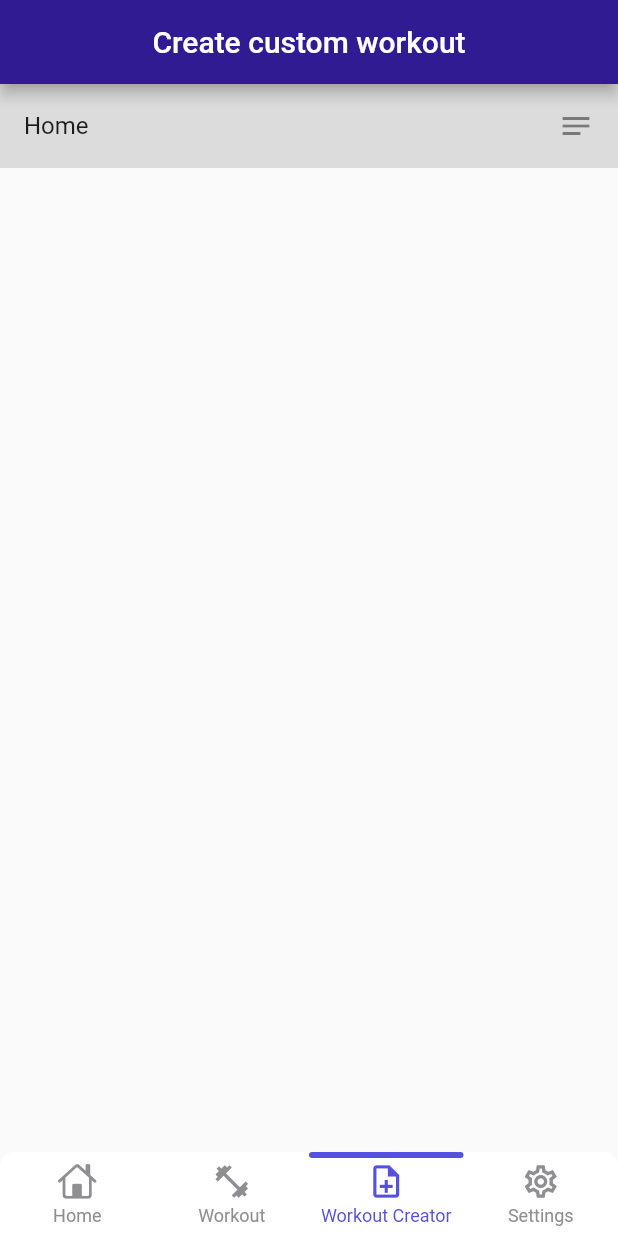
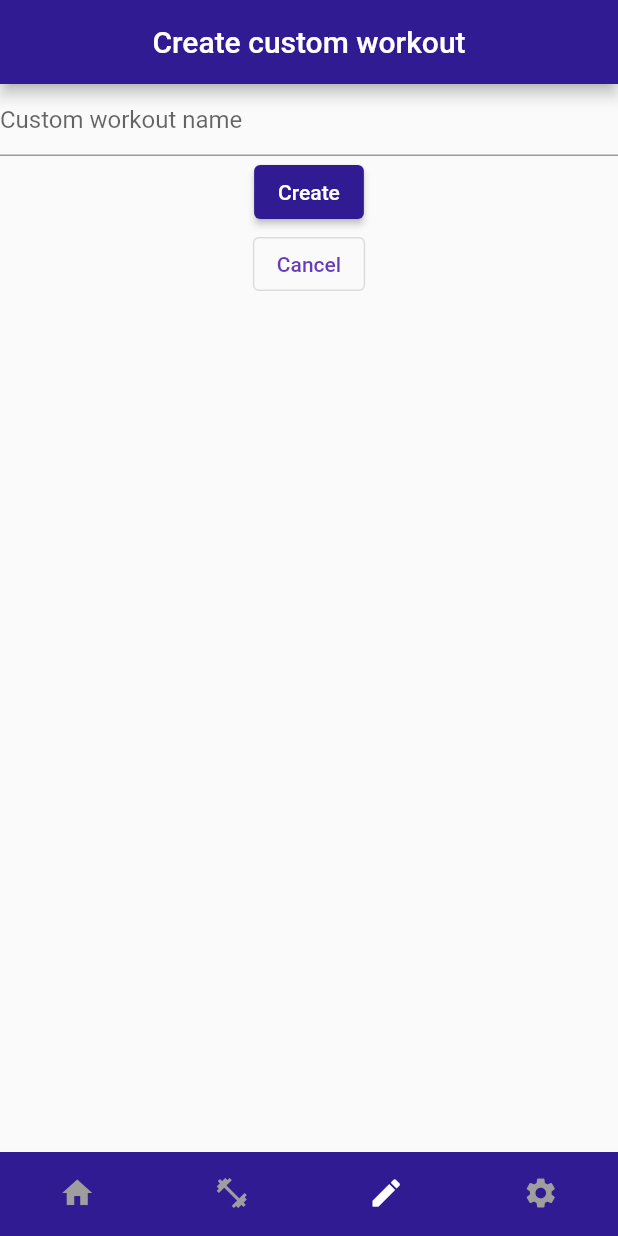
Before and after one commit to dolienn/body_optimizer, a Flutter app: the screen it shows after launch, item 3 of the bottom bar chosen, on a phone screen of 412 x 824 dp. Run offline on Flutter 3.47's test engine with Material 2 defaults, Android fonts, the phone set to English and light mode, and no system bars; drawn by our look-alikes of persistent_bottom_nav_bar; our stand-ins replace dropdown_button2, google_fonts, lottie, video_player.

Commit message:
form list view usuwanie const w main page etc

```diff
--- a/lib/screens/mainpage.dart
+++ b/lib/screens/mainpage.dart
@@ -2,9 +2,7 @@ import 'package:body_optimizer/screens/homepage.dart';
 import 'package:body_optimizer/screens/settings.dart';
 import 'package:body_optimizer/screens/workout.dart';
 import 'package:body_optimizer/screens/workoutcreator.dart';
-import 'package:flutter/cupertino.dart';
 import 'package:flutter/material.dart';
-import 'package:persistent_bottom_nav_bar/persistent_tab_view.dart';
 
 class MainPage extends StatefulWidget {
   const MainPage({Key? key}) : super(key: key);
@@ -13,84 +11,41 @@ class MainPage extends StatefulWidget {
   State<MainPage> createState() => _MainPageState();
 }
 
-
 class _MainPageState extends State<MainPage> {
-  final PersistentTabController _controller =
-      PersistentTabController(initialIndex: 0);
-
-  List<Widget> _buildScreens() {
-    return [
-      const MyHomePage(),
-      const Workout(),
-      const WorkoutCreator(),
-      const Settings(),
-    ];
-  }
-
-  List<PersistentBottomNavBarItem> _navBarsItems() {
-    return [
-      PersistentBottomNavBarItem(
-        icon: const Icon(CupertinoIcons.home),
-        title: ("Home"),
-        activeColorPrimary: PublicVariables().activeColor,
-        inactiveColorPrimary: CupertinoColors.systemGrey,
-      ),
-      PersistentBottomNavBarItem(
-        icon: const Icon(Icons.fitness_center_outlined),
-        title: ("Workout"),
-        activeColorPrimary: PublicVariables().activeColor,
-        inactiveColorPrimary: CupertinoColors.systemGrey,
-      ),
-      PersistentBottomNavBarItem(
-        icon: const Icon(Icons.note_add_outlined),
-        title: ("Workout Creator"),
-        activeColorPrimary: PublicVariables().activeColor,
-        inactiveColorPrimary: CupertinoColors.systemGrey,
-      ),
-      PersistentBottomNavBarItem(
-        icon: const Icon(Icons.settings_outlined),
-        title: ("Settings"),
-        activeColorPrimary: PublicVariables().activeColor,
-        inactiveColorPrimary: CupertinoColors.systemGrey,
-      ),
-    ];
+  int currentIndex = 0;
+  List pages = [const MyHomePage(), const Workout(), WorkoutCreator(), const Settings()];
+  void onTap(int index) {
+    setState(() {
+      currentIndex = index;
+    });
   }
 
   @override
   Widget build(BuildContext context) {
     return Scaffold(
-      body: PersistentTabView(
-        context,
-        controller: _controller,
-        screens: _buildScreens(),
-        items: _navBarsItems(),
-        confineInSafeArea: true,
-        backgroundColor: Colors.white, // Default is Colors.white.
-        handleAndroidBackButtonPress: true, // Default is true.
-        resizeToAvoidBottomInset:
-            true, // This needs to be true if you want to move up the screen when keyboard appears. Default is true.
-        stateManagement: true, // Default is true.
-        hideNavigationBarWhenKeyboardShows:
-            true, // Recommended to set 'resizeToAvoidBottomInset' as true while using this argument. Default is true.
-        decoration: NavBarDecoration(
-          borderRadius: BorderRadius.circular(10.0),
-          colorBehindNavBar: Colors.white,
-        ),
-        popAllScreensOnTapOfSelectedTab: true,
-        popActionScreens: PopActionScreensType.all,
-        itemAnimationProperties: const ItemAnimationProperties(
-          // Navigation Bar's items animation properties.
-          duration: Duration(milliseconds: 200),
-          curve: Curves.ease,
-        ),
-        screenTransitionAnimation: const ScreenTransitionAnimation(
-          // Screen transition animation on change of selected tab.
-          animateTabTransition: true,
-          curve: Curves.ease,
-          duration: Duration(milliseconds: 200),
-        ),
-        navBarStyle:
-            NavBarStyle.style4, // Choose the nav bar style with this property.
+      body: pages[currentIndex],
+      bottomNavigationBar: BottomNavigationBar(
+        selectedFontSize: 0,
+        unselectedFontSize: 0,
+        type: BottomNavigationBarType.fixed,
+        backgroundColor: Colors.deepPurple.shade900,
+        currentIndex: currentIndex,
+        onTap: (index) => setState(() => currentIndex = index),
+        selectedItemColor: Colors.white,
+        unselectedItemColor: Colors.grey,
+        showSelectedLabels: false,
+        showUnselectedLabels: false,
+        elevation: 0,
+        items: const [
+          BottomNavigationBarItem(
+              label: "Home", icon: Icon(Icons.home)),
+          BottomNavigationBarItem(
+              label: "Workout", icon: Icon(Icons.fitness_center)),
+          BottomNavigationBarItem(
+              label: "Workout Creator", icon: Icon(Icons.create)),
+          BottomNavigationBarItem(
+              label: "Settings", icon: Icon(Icons.settings))
+        ],
       ),
     );
   }
--- a/lib/screens/workoutcreator.dart
+++ b/lib/screens/workoutcreator.dart
@@ -1,7 +1,30 @@
+/*
+do zrobienia:
+nazwa cwiczenia
+możliwość dodawania ćwiczeń
+usuwanie ćwiczeń
+wejscie w drugi ekran w ktorym sa kategorie cwiczen
+nastepnie lista cwiczen
+wybieranie cwiczen i wstawiania
+
+
+trudne to bardzo :(
+ */
 import 'package:flutter/material.dart';
 
+class zmienne{
+  var iloscCwiczen = 0; //liczba jest dodawana kiedy uzytkownik dodaje cwiczenia
+  // jest uzywana do tworzenia cwiczen w liscie
+}
+
+//moze tworzyc klase o danych cwicenia ??? class cw nr 1 za pomoca jakiejs pentli a nastepnie var tytul var opis var link do zdj
+
 class WorkoutCreator extends StatelessWidget {
-  const WorkoutCreator({Key? key}) : super(key: key);
+  WorkoutCreator({Key? key}) : super(key: key);
+
+  final _formKey = GlobalKey<FormState>();
+
+
 
   @override
   Widget build(BuildContext context) {
@@ -9,27 +32,65 @@ class WorkoutCreator extends StatelessWidget {
       title: '_title',
       home: Scaffold(
         appBar: AppBar(title: const Text('Create custom workout'), centerTitle: true, backgroundColor: Colors.deepPurple.shade900),
-        body:  Container(
+        body: Column(
+          children: [
+            Form(
+               key: _formKey,
+               child: Column(
+                 children: [
+                   TextFormField(
+                     //jakoś text w tym wyśrodkować
+                     decoration: const InputDecoration(
+                     //icon: Icon(Icons.person),
+                     hintText: 'Custom workout name'
+                   ),
+                     onSaved: (String? value) {
+                       // This optional block of code can be used to run
+                       // code when the user saves the form.
+                     },
+                     //tutaj dać, że nazwa workoutu nie może być pusta (oraz może, że nie może być dłuższa niż x znaków
+                     validator: (String? value) {
+                       return (value != null && value.contains('@')) ? 'Workout name must not be empty!' : null;
+                     },
+                   ),
+                   //ten przycisk dać na sam dół do zapisywania wszystkiego na tej stronie
+                   ElevatedButton(
+                     style: ButtonStyle(
+                       backgroundColor: MaterialStatePropertyAll<Color>(Colors.deepPurple.shade900),
+                     ),
+                     //onPressed: zapisz cały workout
+                     onPressed: () {},
+                     child: const Text('Create'),
+                   ),
+                   //ten przycisk dać obok zamiast pod
+                    OutlinedButton(onPressed: () {}, child: const Text('Cancel', style: TextStyle(color: Colors.deepPurple),)),
+                 ],
+             ),
 
-          child: ListView(
+          //tutaj jakos form dac dla nazwy workoutu
+          /*ListView(
             scrollDirection: Axis.vertical,
             children: <Widget>[
               //tutaj będą dodawane ćwiczenia od klienta
+              //dać jakieś id aby móc dodawać tutaj container list tile?
               Container(
                 width: 150.0,
                 color: Colors.black12,
                 child: Stack(
                   children: <Widget>[
                     ListTile(
-                      title: Text('Home'),
+                      leading: Icon(Icons.recycling), //znalesc kosz
+                      title: Text('Exercise'),
                       trailing: Icon(Icons.notes),
                     ),
                   ],
                 ),
               ),
-            ],
+            ],*/
           ),
-
+          ],
+          //tutaj przyciski dodaj cwiczenie, odrzuc/zapisz zmiany
+          //nastepnie strony do dodawania cwiczen
         ),
 
 
@@ -37,3 +98,10 @@ class WorkoutCreator extends StatelessWidget {
     );
   }
 }
+
+
+
+
+
+
+//a
```
